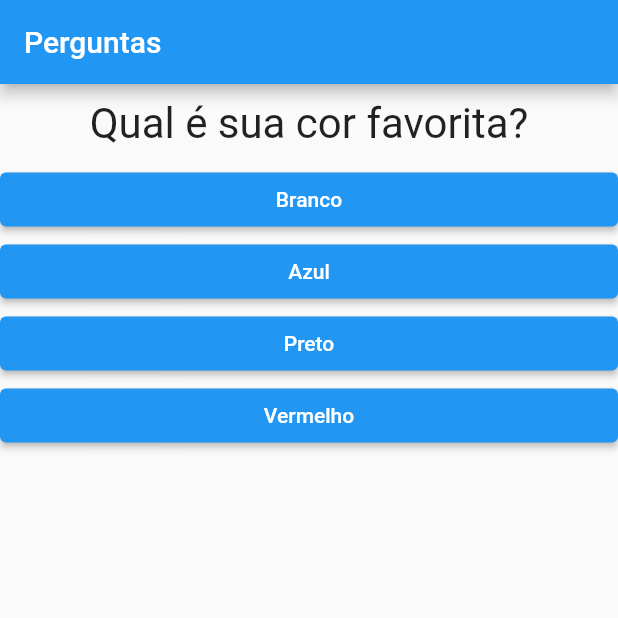
After one commit to elton-costa/projeto-perguntas, a Flutter app: the screen it shows after launch, on a phone screen of 412 x 824 dp, the top half of it. The commit adds this screen. Run offline on Flutter 3.47's test engine with Material 2 defaults, Android fonts, the phone set to English and light mode, and no system bars.

Commit message:
Refactor Widget Questionario

```diff
--- a/lib/main.dart
+++ b/lib/main.dart
@@ -1,7 +1,6 @@
 import 'package:flutter/material.dart';
 import 'package:projeto_perguntas/resultado.dart';
-import './questao.dart';
-import './resposta.dart';
+import './questionario.dart';
 import './resultado.dart';
 
 main() => runApp(PerguntaApp());
@@ -38,22 +37,16 @@
 
   @override
   Widget build(BuildContext context) {
-    List<String> respostas = temPergSelecionada
-        ? _perguntas[_perguntaSelecionada].cast()['respostas']
-        : [];
-
     return MaterialApp(
       home: Scaffold(
         appBar: AppBar(
           title: const Text('Perguntas'),
         ),
         body: temPergSelecionada
-            ? Column(
-                children: <Widget>[
-                  Questao(_perguntas[_perguntaSelecionada]['texto'].toString()),
-                  ...respostas.map((t) => Resposta(t, _responder)).toList(),
-                ],
-              )
+            ? Questionario(
+                perguntas: _perguntas,
+                perguntaSelecionada: _perguntaSelecionada,
+                quandoResponder: _responder)
             : Resultado(),
       ),
     );
--- /dev/null
+++ b/lib/questionario.dart
@@ -0,0 +1,34 @@
+import 'package:flutter/material.dart';
+
+import 'questao.dart';
+import 'resposta.dart';
+
+class Questionario extends StatelessWidget {
+  final List<Map<String, Object>> perguntas;
+  final int perguntaSelecionada;
+  final void Function() quandoResponder;
+
+  Questionario({
+    required this.perguntas,
+    required this.perguntaSelecionada,
+    required this.quandoResponder,
+  });
+
+  bool get temPergSelecionada {
+    return perguntaSelecionada < perguntas.length;
+  }
+
+  @override
+  Widget build(BuildContext context) {
+    List<String> respostas = temPergSelecionada
+        ? perguntas[perguntaSelecionada].cast()['respostas']
+        : [];
+
+    return Column(
+      children: <Widget>[
+        Questao(perguntas[perguntaSelecionada]['texto'].toString()),
+        ...respostas.map((t) => Resposta(t, quandoResponder)).toList(),
+      ],
+    );
+  }
+}
```
